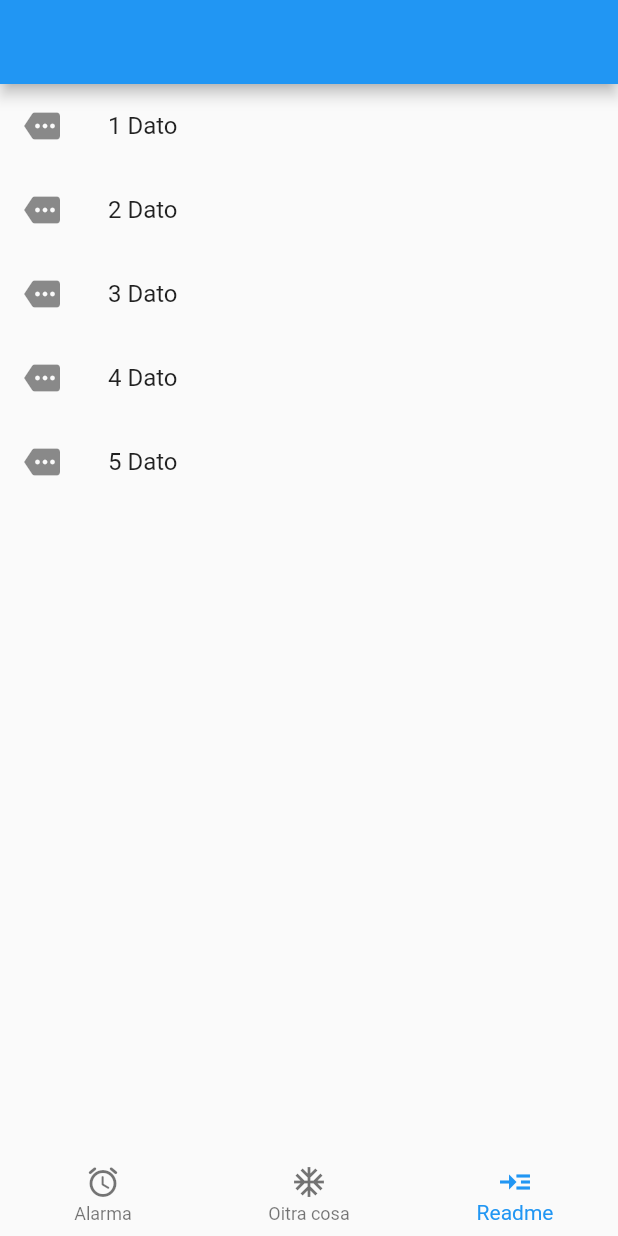
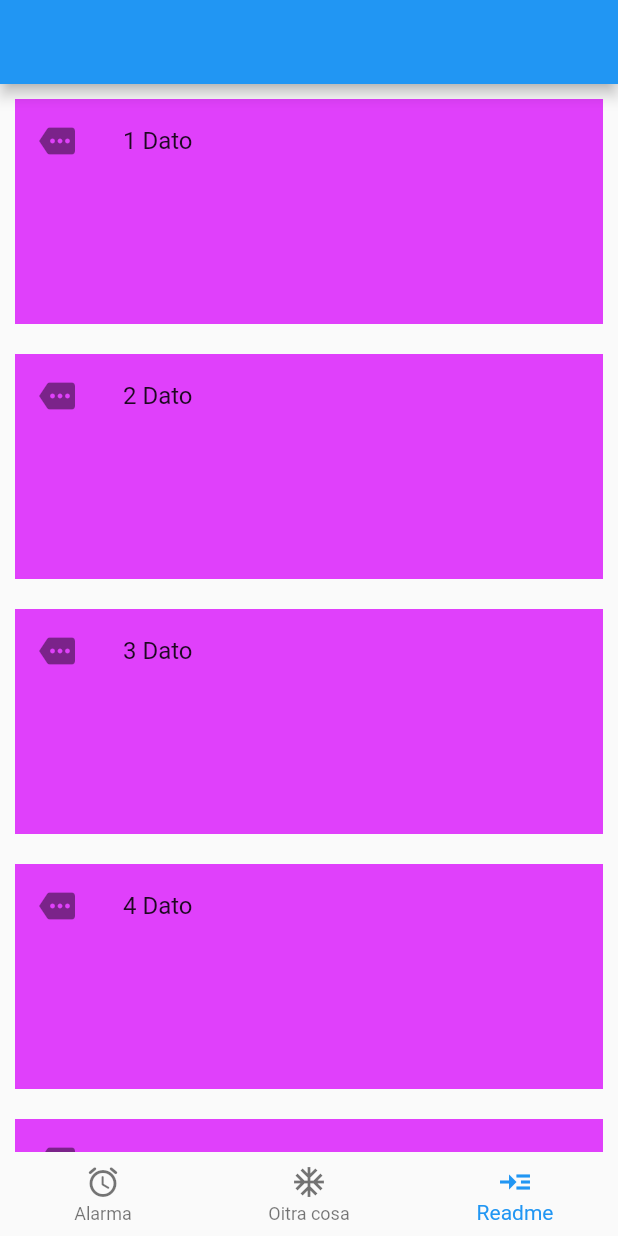
Before and after one commit to Tristan-2021/Leyes-B-sicas, a Flutter app: the screen it shows after launch, item 3 of the bottom bar chosen, on a phone screen of 412 x 824 dp. Run offline on Flutter 3.47's test engine with Material 2 defaults, Android fonts, the phone set to English and light mode, and no system bars; our stand-ins replace bloc, equatable, flutter_bloc.

```diff
--- a/lib/src/page/pages_bloc_secundary/pages_secundary.dart
+++ b/lib/src/page/pages_bloc_secundary/pages_secundary.dart
@@ -63,13 +63,18 @@ class ListScroll extends StatelessWidget {
       body: Center(
         child: ListView.builder(
             itemCount: indexString.length,
-            itemBuilder: (_, index) => ListTile(
+            itemBuilder: (_, index) => Container(
+                  height: 150,
                   key: Key('key $index'),
-                  leading: const Icon(Icons.more),
-                  onTap: () {
-                    print('onmpres $index');
-                  },
-                  title: Text(indexString[index]),
+                  margin: const EdgeInsets.all(10),
+                  color: Colors.purpleAccent,
+                  child: ListTile(
+                    leading: const Icon(Icons.more),
+                    onTap: () {
+                      print('onmpres $index');
+                    },
+                    title: Text(indexString[index]),
+                  ),
                 )),
       ),
     );
```
Also changed, not shown: lib/src/page/pages_bloc_secundary/page_cubit.dart (+14 -8 lines), 1 other file.
